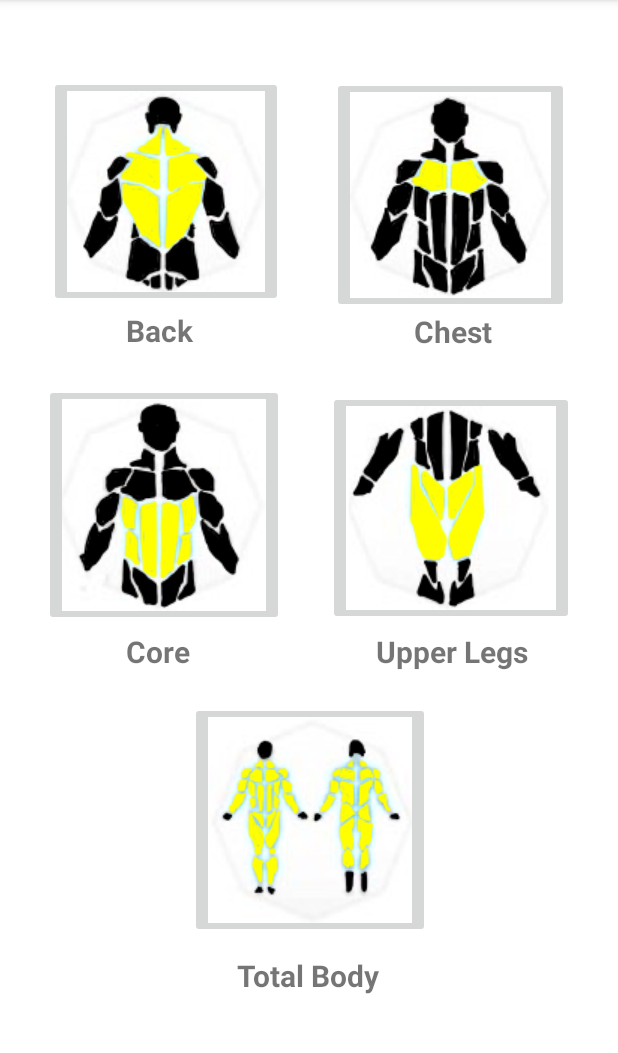
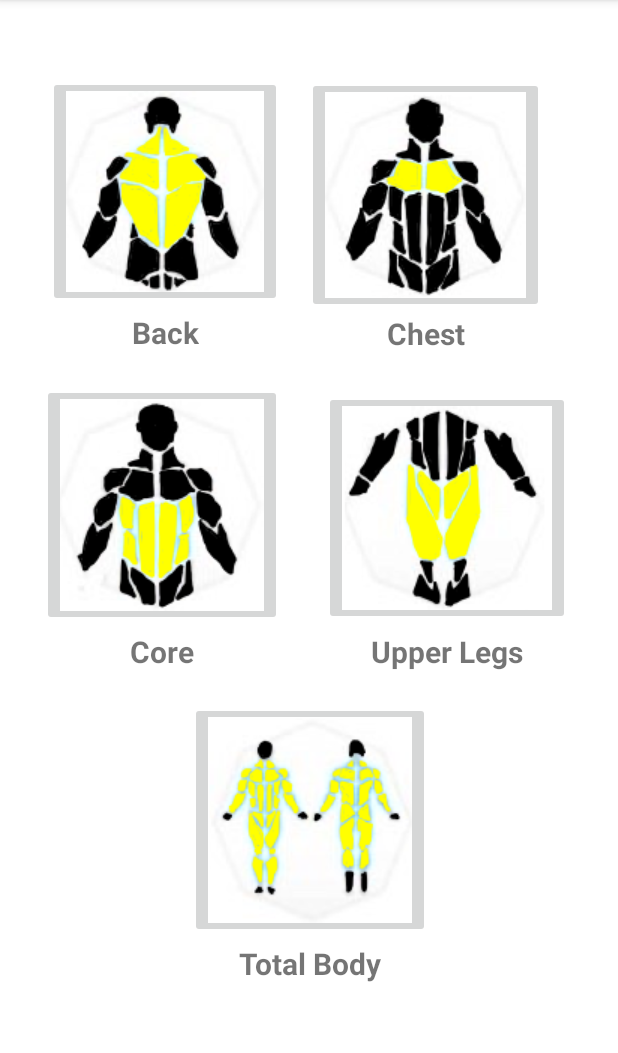
Before and after one commit to Battlekhat/getFitt-App, an Android app: the screen it shows after launch (MainActivity), on a phone screen of 412 x 824 dp, the part 84-1137 px from its top. Run offline under Robolectric (Android 15) with nearby library versions, the phone set to English and light mode, and no system bars.

Commit message:
Fixed errors and warnings related to constraints on MainActivity. Need BackActivity to show when clicked on MainActivity screen.

```diff
--- a/app/src/main/java/com/example/getfitapp/BackActivity.java
+++ b/app/src/main/java/com/example/getfitapp/BackActivity.java
@@ -2,13 +2,42 @@ package com.example.getfitapp;
 
 import androidx.appcompat.app.AppCompatActivity;
 
+import android.content.Intent;
+import android.net.Uri;
+import android.view.View;
+import android.widget.Button;
+
 import android.os.Bundle;
+import android.widget.MediaController;
+import android.widget.VideoView;
 
 public class BackActivity extends AppCompatActivity {
 
+    Button returnToMain;
     @Override
     protected void onCreate(Bundle savedInstanceState) {
         super.onCreate(savedInstanceState);
         setContentView(R.layout.activity_back);
+
+        returnToMain = (Button) findViewById(R.id.button);
+        returnToMain.setOnClickListener(new View.OnClickListener()
+        {
+            @Override
+            public void onClick(View view) {
+                Intent i = new Intent(getApplicationContext(), MainActivity.class);
+                startActivity(i);
+            }
+        });
+
+
+        VideoView vidView= (VideoView)findViewById(R.id.bentOverRow);
+
+        MediaController mediaControl = new MediaController(this);
+        mediaControl.setAnchorView(vidView);
+        Uri uri=Uri.parse("<iframe width=\"560\" height=\"315\" src=\"https://www.youtube.com/embed/pyBHPoC8Nzo\" title=\"YouTube video player\" frameborder=\"0\" allow=\"accelerometer; autoplay; clipboard-write; encrypted-media; gyroscope; picture-in-picture\" allowfullscreen></iframe>");
+        vidView.setMediaController(mediaControl);
+        vidView.setVideoURI(uri);
+        vidView.requestFocus();
+        vidView.start();
     }
 }
--- a/app/src/main/java/com/example/getfitapp/MainActivity.java
+++ b/app/src/main/java/com/example/getfitapp/MainActivity.java
@@ -2,14 +2,31 @@ package com.example.getfitapp;
 
 import androidx.appcompat.app.AppCompatActivity;
 
+import android.content.Intent;
 import android.os.Bundle;
+import android.view.View;
+import android.widget.Button;
+import android.widget.ImageButton;
 
 public class MainActivity extends AppCompatActivity {
+
+    ImageButton backButton;
 
     @Override
     protected void onCreate(Bundle savedInstanceState) {
         super.onCreate(savedInstanceState);
         setContentView(R.layout.activity_main);
 
+        backButton = (ImageButton) findViewById(R.id.backButton);
+        backButton.setOnClickListener(new View.OnClickListener()
+        {
+            @Override
+            public void onClick(View view)
+            {
+                Intent i = new Intent(getApplicationContext(), BackActivity.class);
+                startActivity(i);
+            }
+        });
+
     }
 }
--- a/app/src/main/res/layout/activity_back.xml
+++ b/app/src/main/res/layout/activity_back.xml
@@ -7,7 +7,7 @@
     tools:context=".BackActivity">
 
     <VideoView
-        android:id="@+id/videoView"
+        android:id="@+id/bentOverRow"
         android:layout_width="273dp"
         android:layout_height="139dp"
         android:layout_marginTop="76dp"
@@ -35,10 +35,9 @@
         android:layout_height="wrap_content"
         android:text="Bent over row"
         android:textStyle="bold"
-        app:layout_constraintEnd_toEndOf="parent"
-        app:layout_constraintHorizontal_bias="0.5"
-        app:layout_constraintStart_toStartOf="parent"
-        tools:layout_editor_absoluteY="224dp" />
+        app:layout_constraintEnd_toEndOf="@+id/bentOverRow"
+        app:layout_constraintStart_toStartOf="@+id/bentOverRow"
+        app:layout_constraintTop_toBottomOf="@+id/bentOverRow" />
 
     <TextView
         android:id="@+id/textView8"
@@ -50,4 +49,16 @@
         app:layout_constraintStart_toStartOf="parent"
         app:layout_constraintTop_toBottomOf="@+id/textView7" />
 
+    <Button
+        android:id="@+id/button"
+        android:layout_width="wrap_content"
+        android:layout_height="wrap_content"
+        android:text="Button"
+        app:layout_constraintBottom_toBottomOf="parent"
+        app:layout_constraintEnd_toEndOf="parent"
+        app:layout_constraintHorizontal_bias="0.447"
+        app:layout_constraintStart_toStartOf="parent"
+        app:layout_constraintTop_toTopOf="parent"
+        app:layout_constraintVertical_bias="0.833" />
+
 </androidx.constraintlayout.widget.ConstraintLayout>
--- a/app/src/main/res/layout/activity_main.xml
+++ b/app/src/main/res/layout/activity_main.xml
@@ -7,57 +7,62 @@
     tools:context=".MainActivity">
 
     <ImageButton
-        android:id="@+id/imageButton"
+        android:id="@+id/backButton"
         android:layout_width="wrap_content"
         android:layout_height="wrap_content"
-        app:layout_constraintBottom_toTopOf="@+id/imageButton3"
-        app:layout_constraintEnd_toStartOf="@+id/imageButton2"
-        app:layout_constraintHorizontal_bias="0.5"
+        android:contentDescription="@string/back_descript"
+        app:layout_constraintBottom_toTopOf="@+id/coreButton"
+        app:layout_constraintEnd_toEndOf="parent"
+        app:layout_constraintHorizontal_bias="0.125"
         app:layout_constraintStart_toStartOf="parent"
         app:layout_constraintTop_toTopOf="parent"
         app:srcCompat="@drawable/back" />
 
     <ImageButton
-        android:id="@+id/imageButton2"
+        android:id="@+id/chestButton"
         android:layout_width="wrap_content"
         android:layout_height="wrap_content"
-        app:layout_constraintBottom_toTopOf="@+id/imageButton4"
+        android:contentDescription="@string/chest_descript"
+        app:layout_constraintBottom_toTopOf="@+id/upLegsButton"
         app:layout_constraintEnd_toEndOf="parent"
-        app:layout_constraintHorizontal_bias="0.5"
-        app:layout_constraintStart_toEndOf="@+id/imageButton"
+        app:layout_constraintHorizontal_bias="0.806"
+        app:layout_constraintStart_toStartOf="parent"
         app:layout_constraintTop_toTopOf="parent"
         app:srcCompat="@drawable/chest" />
 
     <ImageButton
-        android:id="@+id/imageButton3"
+        android:id="@+id/coreButton"
         android:layout_width="wrap_content"
         android:layout_height="wrap_content"
-        app:layout_constraintBottom_toTopOf="@+id/imageButton5"
-        app:layout_constraintEnd_toStartOf="@+id/imageButton4"
+        android:contentDescription="@string/core_descript"
+        app:layout_constraintBottom_toTopOf="@+id/totalBodButton"
+        app:layout_constraintEnd_toStartOf="@+id/upLegsButton"
         app:layout_constraintHorizontal_bias="0.5"
         app:layout_constraintStart_toStartOf="parent"
-        app:layout_constraintTop_toBottomOf="@+id/imageButton"
+        app:layout_constraintTop_toBottomOf="@+id/backButton"
         app:srcCompat="@drawable/core" />
 
     <ImageButton
-        android:id="@+id/imageButton4"
+        android:id="@+id/upLegsButton"
         android:layout_width="wrap_content"
         android:layout_height="wrap_content"
-        app:layout_constraintBottom_toTopOf="@+id/imageButton5"
+        android:contentDescription="@string/upLeg_descript"
+        app:layout_constraintBottom_toTopOf="@+id/totalBodButton"
         app:layout_constraintEnd_toEndOf="parent"
-        app:layout_constraintHorizontal_bias="0.5"
-        app:layout_constraintStart_toEndOf="@+id/imageButton3"
-        app:layout_constraintTop_toBottomOf="@+id/imageButton2"
+        app:layout_constraintHorizontal_bias="0.87"
+        app:layout_constraintStart_toStartOf="parent"
+        app:layout_constraintTop_toBottomOf="@+id/chestButton"
         app:srcCompat="@drawable/upperlegs" />
 
     <ImageButton
-        android:id="@+id/imageButton5"
+        android:id="@+id/totalBodButton"
         android:layout_width="wrap_content"
         android:layout_height="wrap_content"
         android:layout_marginStart="126dp"
         android:layout_marginTop="450dp"
         android:layout_marginEnd="125dp"
         android:layout_marginBottom="125dp"
+        android:contentDescription="@string/totBod_descript"
         app:layout_constraintBottom_toBottomOf="parent"
         app:layout_constraintEnd_toEndOf="parent"
         app:layout_constraintStart_toStartOf="parent"
@@ -68,66 +73,58 @@
         android:id="@+id/textView"
         android:layout_width="wrap_content"
         android:layout_height="wrap_content"
-        android:layout_marginStart="84dp"
         android:layout_marginTop="3dp"
-        android:layout_marginBottom="24dp"
-        android:text="Back "
+        android:text="@string/back_text"
         android:textSize="20sp"
         android:textStyle="bold"
-        app:layout_constraintBottom_toTopOf="@+id/imageButton3"
-        app:layout_constraintStart_toStartOf="parent"
-        app:layout_constraintTop_toBottomOf="@+id/imageButton" />
+        app:layout_constraintEnd_toEndOf="@+id/backButton"
+        app:layout_constraintStart_toStartOf="@+id/backButton"
+        app:layout_constraintTop_toBottomOf="@+id/backButton" />
 
     <TextView
         android:id="@+id/textView2"
         android:layout_width="wrap_content"
         android:layout_height="wrap_content"
-        android:layout_marginEnd="84dp"
-        android:layout_marginBottom="27dp"
-        android:text="Chest"
+        android:text="@string/chest_Text"
         android:textSize="20sp"
         android:textStyle="bold"
-        app:layout_constraintBottom_toTopOf="@+id/imageButton4"
-        app:layout_constraintEnd_toEndOf="parent"
-        app:layout_constraintTop_toBottomOf="@+id/imageButton2" />
+        app:layout_constraintEnd_toEndOf="@+id/chestButton"
+        app:layout_constraintStart_toStartOf="@+id/chestButton"
+        app:layout_constraintTop_toBottomOf="@+id/chestButton" />
 
     <TextView
         android:id="@+id/textView3"
         android:layout_width="wrap_content"
         android:layout_height="wrap_content"
-        android:layout_marginStart="84dp"
         android:layout_marginTop="3dp"
-        android:text="Core"
+        android:text="@string/core_text"
         android:textSize="20sp"
         android:textStyle="bold"
-        app:layout_constraintStart_toStartOf="parent"
-        app:layout_constraintTop_toBottomOf="@+id/imageButton3" />
+        app:layout_constraintEnd_toEndOf="@+id/coreButton"
+        app:layout_constraintStart_toStartOf="@+id/coreButton"
+        app:layout_constraintTop_toBottomOf="@+id/coreButton" />
 
     <TextView
         android:id="@+id/textView4"
         android:layout_width="wrap_content"
         android:layout_height="wrap_content"
         android:layout_marginTop="4dp"
-        android:layout_marginEnd="60dp"
-        android:text="Upper Legs"
+        android:text="@string/upLegs_Text"
         android:textSize="20sp"
         android:textStyle="bold"
-        app:layout_constraintEnd_toEndOf="parent"
-        app:layout_constraintTop_toBottomOf="@+id/imageButton4" />
+        app:layout_constraintEnd_toEndOf="@+id/upLegsButton"
+        app:layout_constraintStart_toStartOf="@+id/upLegsButton"
+        app:layout_constraintTop_toBottomOf="@+id/upLegsButton" />
 
     <TextView
         android:id="@+id/textView5"
         android:layout_width="wrap_content"
         android:layout_height="wrap_content"
-        android:layout_marginStart="176dp"
         android:layout_marginTop="3dp"
-        android:layout_marginEnd="177dp"
-        android:layout_marginBottom="96dp"
-        android:text="Total Body"
+        android:text="@string/totBod_Text"
         android:textSize="20sp"
         android:textStyle="bold"
-        app:layout_constraintBottom_toBottomOf="parent"
-        app:layout_constraintEnd_toEndOf="parent"
-        app:layout_constraintStart_toStartOf="parent"
-        app:layout_constraintTop_toBottomOf="@+id/imageButton5" />
+        app:layout_constraintEnd_toEndOf="@+id/totalBodButton"
+        app:layout_constraintStart_toStartOf="@+id/totalBodButton"
+        app:layout_constraintTop_toBottomOf="@+id/totalBodButton" />
 </androidx.constraintlayout.widget.ConstraintLayout>
--- a/app/src/main/res/values/strings.xml
+++ b/app/src/main/res/values/strings.xml
@@ -24,4 +24,14 @@
         extension. A wide overhand grip involves overall back musculature while slightly emphasizing
         Rear Delt, Infraspinatus and Teres Minor involvement. Also known as Pendlay Row.
     </string>
+    <string name="back_text">Back</string>
+    <string name="chest_Text">Chest</string>
+    <string name="core_text">Core</string>
+    <string name="upLegs_Text">Upper Legs</string>
+    <string name="totBod_Text">Total Body</string>
+    <string name="back_descript">Back Workouts</string>
+    <string name="chest_descript">Chest Workouts</string>
+    <string name="core_descript">Core Workouts</string>
+    <string name="upLeg_descript">Upper Leg Workouts</string>
+    <string name="totBod_descript">Total Body Workouts</string>
 </resources>
```
